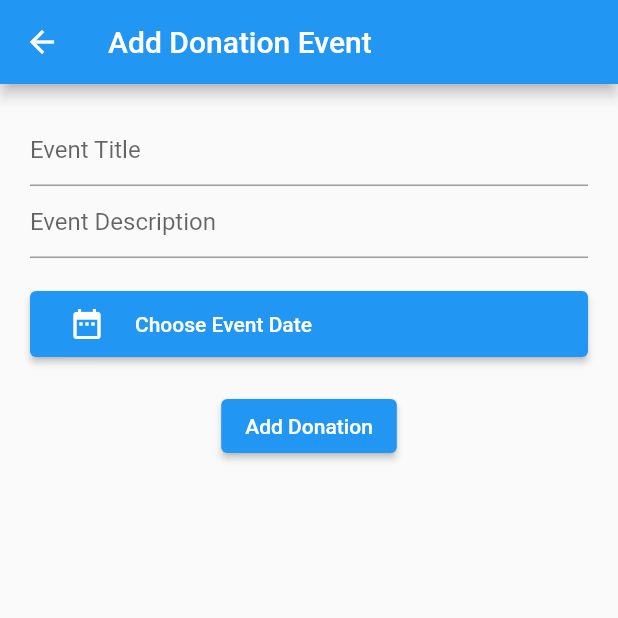
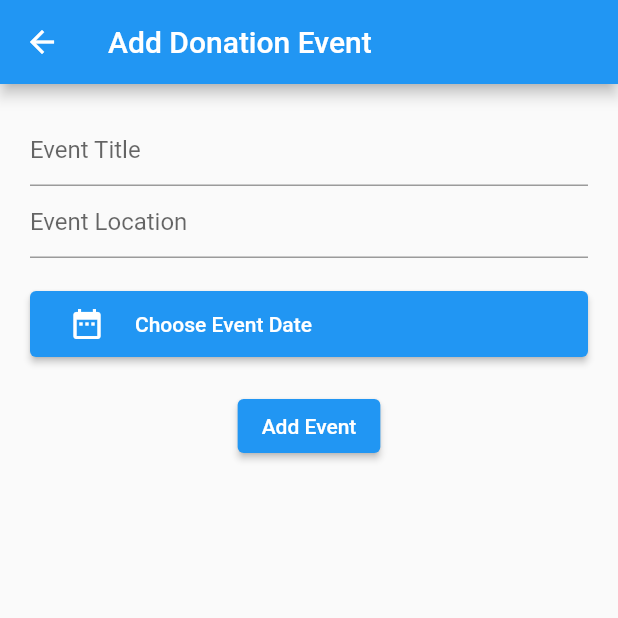
Before and after one commit to DRP-Basket/Basket, a Flutter app: the AddDonation screen opened directly, on a phone screen of 412 x 824 dp, the top half of it. Run offline on Flutter 3.47's test engine with Material 2 defaults, Android fonts, the phone set to English and light mode, and no system bars; our stand-ins replace cloud_firestore, firebase_auth, firebase_core, firebase_storage, flutter_datetime_picker, get_it and 3 more; missing offline and left inert: telephony; accounts and stored records are empty.

Commit message:
[wyt119] Refactored fields for donation events, added notify receiver button

```diff
--- a/frontend/lib/views/charity/add_donation.dart
+++ b/frontend/lib/views/charity/add_donation.dart
@@ -1,6 +1,6 @@
 import 'package:cloud_firestore/cloud_firestore.dart';
+import 'package:drp_basket_app/views/charity/utilities.dart';
 import 'package:flutter/material.dart';
-import 'package:flutter_datetime_picker/flutter_datetime_picker.dart';
 
 class AddDonation extends StatefulWidget {
   const AddDonation({Key? key}) : super(key: key);
@@ -11,7 +11,8 @@ class AddDonation extends StatefulWidget {
 
 class _AddDonationState extends State<AddDonation> {
   final _titleController = TextEditingController();
-  final _descController = TextEditingController();
+  final _locationController = TextEditingController();
+  final _dateController = TextEditingController(text: 'Choose Event Date');
 
   @override
   Widget build(BuildContext context) {
@@ -30,25 +31,25 @@ class _AddDonationState extends State<AddDonation> {
                 hintText: 'Event Title',
               ),
             ),
-            // Description
+            // Location
             TextField(
-              controller: _descController,
+              controller: _locationController,
               decoration: InputDecoration(
-                hintText: 'Event Description',
+                hintText: 'Event Location',
               ),
             ),
             SizedBox(
               height: 20,
             ),
-            DateTimePicker(),
+            // Date
+            DateTimePicker(_dateController),
             SizedBox(
               height: 20,
             ),
             ElevatedButton(
-              child: Text("Add Donation"),
+              child: Text("Add Event"),
               onPressed: () {
                 _addToFireBase();
-                _notifyReceivers();
                 Navigator.pop(context);
               },
             ),
@@ -68,53 +69,11 @@ class _AddDonationState extends State<AddDonation> {
     return donations
         .add({
           'title': _titleController.text,
-          'desc': _descController.text,
+          'location': _locationController.text,
+          'date': _dateController.text,
         })
         .then((value) => print('Donation Added'))
         .catchError((err) => print("Failed to add donation: $err"));
   }
 
-  void _notifyReceivers() {}
 }
-
-class DateTimePicker extends StatefulWidget {
-  const DateTimePicker({Key? key}) : super(key: key);
-
-  @override
-  _DateTimePickerState createState() => _DateTimePickerState();
-}
-
-class _DateTimePickerState extends State<DateTimePicker> {
-  String _date = "Choose Event Date";
-  String _time = "Choose Event Time";
-
-  @override
-  Widget build(BuildContext context) {
-    return Container(
-      child: Column(
-        children: [
-          ElevatedButton(
-              child: Container(
-                padding: EdgeInsets.all(10),
-                child: Row(
-                  children: [
-                    Icon(Icons.date_range),
-                    SizedBox(width: 20),
-                    Text('$_date'),
-                  ],
-                ),
-              ),
-              onPressed: () {
-                DatePicker.showDatePicker(
-                  context,
-                  onConfirm: (date) {
-                    _date = '${date.year} - ${date.month} - ${date.day}';
-                    setState(() {});
-                  },
-                );
-              }),
-        ],
-      ),
-    );
-  }
-}
--- /dev/null
+++ b/frontend/lib/views/charity/utilities.dart
@@ -0,0 +1,107 @@
+import 'dart:math';
+
+import 'package:cloud_firestore/cloud_firestore.dart';
+import 'package:flutter/material.dart';
+import 'package:flutter_datetime_picker/flutter_datetime_picker.dart';
+import 'package:telephony/telephony.dart';
+import 'package:rflutter_alert/rflutter_alert.dart';
+
+class DateTimePicker extends StatefulWidget {
+
+  final TextEditingController _dateController;
+
+  DateTimePicker(this._dateController);
+
+  @override
+  _DateTimePickerState createState() => _DateTimePickerState(_dateController);
+}
+
+class _DateTimePickerState extends State<DateTimePicker> {
+
+  String date = "Choose Event Date";
+
+  final TextEditingController _dateController;
+
+  _DateTimePickerState(this._dateController);
+
+  @override
+  Widget build(BuildContext context) {
+    return Container(
+      child: Column(
+        children: [
+          ElevatedButton(
+              child: Container(
+                padding: EdgeInsets.all(10),
+                child: Row(
+                  children: [
+                    Icon(Icons.date_range),
+                    SizedBox(width: 20),
+                    Text('$date'),
+                  ],
+                ),
+              ),
+              onPressed: () {
+                DatePicker.showDatePicker(
+                  context,
+                  onConfirm: (DateTime d) {
+                    date = '${d.year} - ${d.month} - ${d.day}';
+                    _dateController.text = date;
+                    setState(() {});
+                  },
+                );
+              }),
+        ],
+      ),
+    );
+  }
+}
+
+
+class SMSSender {
+
+  final Telephony telephony = Telephony.instance;
+  final _fireStore = FirebaseFirestore.instance;
+
+  final _chars = 'AaBbCcDdEeFfGgHhIiJjKkLlMmNnOoPpQqRrSsTtUuVvWwXxYyZz1234567890';
+  Random _rnd = Random();
+  String getRandomString(int length) => String.fromCharCodes(Iterable.generate(
+      length, (_) => _chars.codeUnitAt(_rnd.nextInt(_chars.length))));
+
+  String getRedeemURL(String uid, String did) {
+    String redeemCode = getRandomString(5);
+    String url = "www.xxxxxx.com/redeem$redeemCode";
+    _fireStore.collection("redeem").doc(redeemCode).set({
+      "user": uid,
+      "donation_event": did
+    });
+    return url;
+  }
+
+  void sendSMS(context, donationID, {msgContent = ''}) async {
+    bool? permissionsGranted = await telephony.requestPhoneAndSmsPermissions;
+    if (permissionsGranted!) {
+      DocumentSnapshot ds =
+          await _fireStore.collection("charities").doc("ex-charity").get();
+      List contacts = (ds.data() as Map<String, dynamic>)["contact_list"] as List;
+      for (Map<String, dynamic> contact in contacts) {
+        print(contact["uid"]);
+        String redemption_link = "Please click on the link ${getRedeemURL(contact["uid"], donationID)} when you collect your food.";
+        telephony.sendSms(to: contact["Contact"], message: msgContent + '\n' + redemption_link);
+      }
+    }
+    Alert(
+        context: context,
+        title: "Message Sent",
+        desc: "Messages have been sent out",
+        type: AlertType.success,
+        buttons: [
+          DialogButton(
+            child: Text(
+              "Exit",
+              style: TextStyle(color: Colors.white, fontSize: 20),
+            ),
+            onPressed: () => Navigator.pop(context),
+          ),
+        ]).show();
+  }
+}
```
Also changed, not shown: frontend/lib/views/charity/charity_donation_page.dart (+31 -1 lines), frontend/lib/views/charity/charity_home_page.dart (+2 -51 lines).
